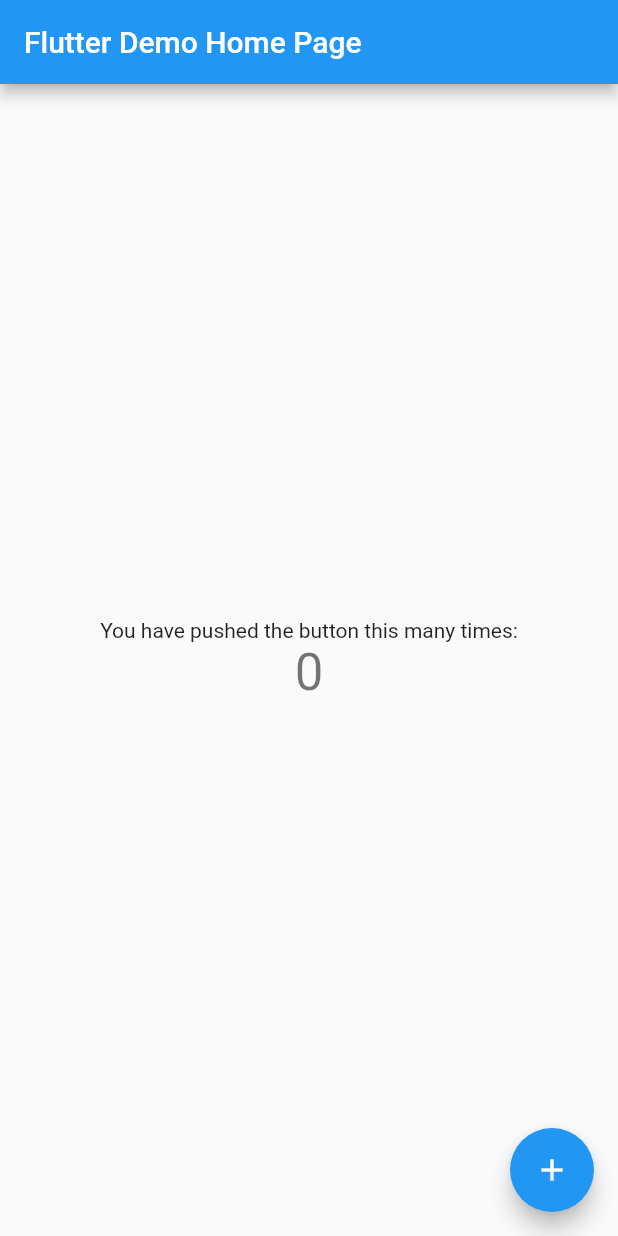
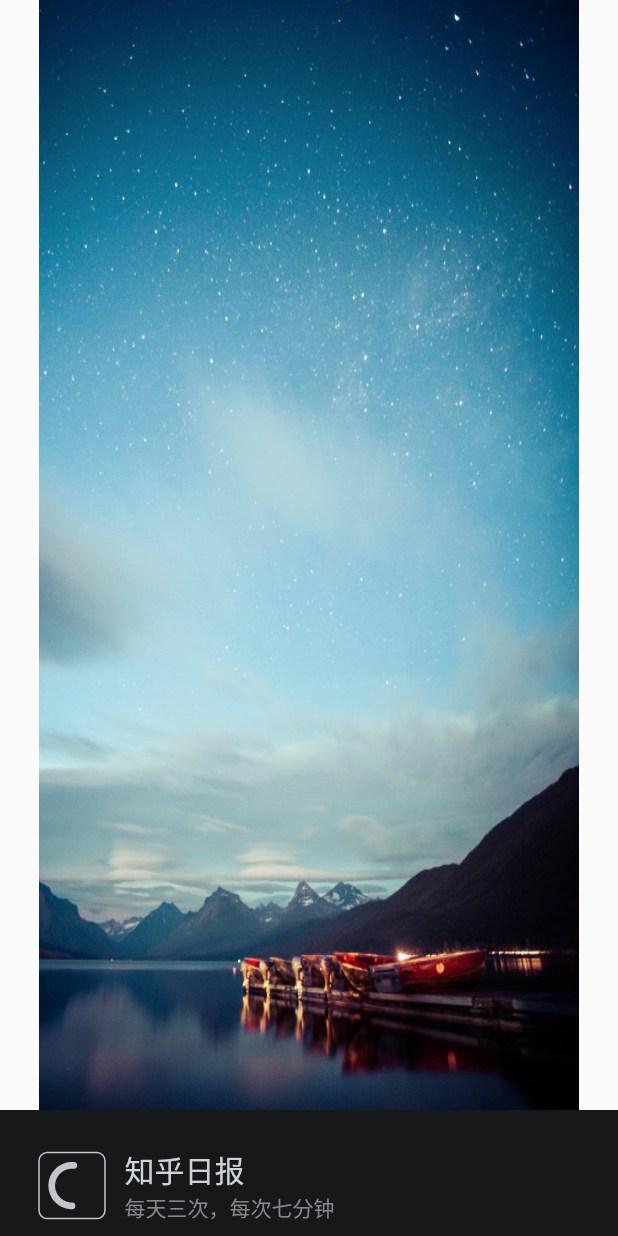
Before and after one commit to zh8637688/Flutter-Example, a Flutter app: the first screen one second after launch, on a phone screen of 412 x 824 dp. Run offline on Flutter 3.47's test engine with Material 2 defaults, Android fonts, the phone set to English and light mode, and no system bars; our stand-ins replace shared_preferences.

Commit message:
知乎日报：Splash

```diff
--- /dev/null
+++ b/zhihu_daily/lib/constants/pages.dart
@@ -0,0 +1,4 @@
+class Pages {
+  static const String splash = '/splash';
+  static const String home = '/home';
+}
--- a/zhihu_daily/lib/main.dart
+++ b/zhihu_daily/lib/main.dart
@@ -1,109 +1,16 @@
 import 'package:flutter/material.dart';
+import 'constants/pages.dart';
+import 'pages/splash.dart';
+import 'pages/home.dart';
 
-void main() => runApp(new MyApp());
-
-class MyApp extends StatelessWidget {
-  // This widget is the root of your application.
-  @override
-  Widget build(BuildContext context) {
-    return new MaterialApp(
-      title: 'Flutter Demo',
-      theme: new ThemeData(
-        // This is the theme of your application.
-        //
-        // Try running your application with "flutter run". You'll see the
-        // application has a blue toolbar. Then, without quitting the app, try
-        // changing the primarySwatch below to Colors.green and then invoke
-        // "hot reload" (press "r" in the console where you ran "flutter run",
-        // or press Run > Flutter Hot Reload in IntelliJ). Notice that the
-        // counter didn't reset back to zero; the application is not restarted.
-        primarySwatch: Colors.blue,
-      ),
-      home: new MyHomePage(title: 'Flutter Demo Home Page'),
-    );
-  }
+void main() {
+  runApp(new MaterialApp(
+    home: new Scaffold(
+      body: new PageSplash(),
+    ),
+    routes: <String, WidgetBuilder>{
+      Pages.splash: (BuildContext context) => new PageSplash(),
+      Pages.home: (BuildContext context) => new PageHome()
+    },
+  ));
 }
-
-class MyHomePage extends StatefulWidget {
-  MyHomePage({Key key, this.title}) : super(key: key);
-
-  // This widget is the home page of your application. It is stateful, meaning
-  // that it has a State object (defined below) that contains fields that affect
-  // how it looks.
-
-  // This class is the configuration for the state. It holds the values (in this
-  // case the title) provided by the parent (in this case the App widget) and
-  // used by the build method of the State. Fields in a Widget subclass are
-  // always marked "final".
-
-  final String title;
-
-  @override
-  _MyHomePageState createState() => new _MyHomePageState();
-}
-
-class _MyHomePageState extends State<MyHomePage> {
-  int _counter = 0;
-
-  void _incrementCounter() {
-    setState(() {
-      // This call to setState tells the Flutter framework that something has
-      // changed in this State, which causes it to rerun the build method below
-      // so that the display can reflect the updated values. If we changed
-      // _counter without calling setState(), then the build method would not be
-      // called again, and so nothing would appear to happen.
-      _counter++;
-    });
-  }
-
-  @override
-  Widget build(BuildContext context) {
-    // This method is rerun every time setState is called, for instance as done
-    // by the _incrementCounter method above.
-    //
-    // The Flutter framework has been optimized to make rerunning build methods
-    // fast, so that you can just rebuild anything that needs updating rather
-    // than having to individually change instances of widgets.
-    return new Scaffold(
-      appBar: new AppBar(
-        // Here we take the value from the MyHomePage object that was created by
-        // the App.build method, and use it to set our appbar title.
-        title: new Text(widget.title),
-      ),
-      body: new Center(
-        // Center is a layout widget. It takes a single child and positions it
-        // in the middle of the parent.
-        child: new Column(
-          // Column is also layout widget. It takes a list of children and
-          // arranges them vertically. By default, it sizes itself to fit its
-          // children horizontally, and tries to be as tall as its parent.
-          //
-          // Invoke "debug paint" (press "p" in the console where you ran
-          // "flutter run", or select "Toggle Debug Paint" from the Flutter tool
-          // window in IntelliJ) to see the wireframe for each widget.
-          //
-          // Column has various properties to control how it sizes itself and
-          // how it positions its children. Here we use mainAxisAlignment to
-          // center the children vertically; the main axis here is the vertical
-          // axis because Columns are vertical (the cross axis would be
-          // horizontal).
-          mainAxisAlignment: MainAxisAlignment.center,
-          children: <Widget>[
-            new Text(
-              'You have pushed the button this many times:',
-            ),
-            new Text(
-              '$_counter',
-              style: Theme.of(context).textTheme.display1,
-            ),
-          ],
-        ),
-      ),
-      floatingActionButton: new FloatingActionButton(
-        onPressed: _incrementCounter,
-        tooltip: 'Increment',
-        child: new Icon(Icons.add),
-      ), // This trailing comma makes auto-formatting nicer for build methods.
-    );
-  }
-}
--- /dev/null
+++ b/zhihu_daily/lib/pages/splash.dart
@@ -0,0 +1,127 @@
+import 'dart:async';
+import 'package:flutter/material.dart';
+import '../pages/home.dart';
+import '../widgets/animatedLogo.dart';
+
+class PageSplash extends StatefulWidget {
+  @override
+  State<StatefulWidget> createState() {
+    return new _PageState();
+  }
+}
+
+class _PageState extends State<PageSplash> with SingleTickerProviderStateMixin {
+  Animation<double> animation;
+  AnimationController controller;
+
+  @override
+  void initState() {
+    super.initState();
+    controller = new AnimationController(
+        duration: const Duration(milliseconds: 1000), vsync: this);
+    animation = new Tween(begin: 84.0, end: 0.0).animate(controller)
+      ..addListener(() {
+        setState(() {});
+      });
+    controller.forward();
+  }
+
+  @override
+  Widget build(BuildContext context) {
+    return new Column(
+      children: <Widget>[
+        new Expanded(child: _buildBackgroundImage()),
+        new Container(
+          height: 84.0,
+          color: new Color(0xff17181a),
+          child: _buildLogoAndSlogan(context),
+        )
+      ],
+    );
+  }
+
+  @override
+  void dispose() {
+    controller.dispose();
+    super.dispose();
+  }
+
+  Widget _buildBackgroundImage() {
+    return Image.asset(
+      'res/images/splash.png',
+      fit: BoxFit.fill,
+      width: 360.0,
+    );
+  }
+
+  Widget _buildLogoAndSlogan(BuildContext context) {
+    return new Container(
+      padding: EdgeInsets.only(top: animation.value),
+      child: new Row(
+        children: <Widget>[
+          _buildLogo(context),
+          _buildSlogan()
+        ],
+      ),
+    );
+  }
+
+  Widget _buildLogo(BuildContext context) {
+    return new Container(
+      width: 45.0,
+      height: 45.0,
+      margin: EdgeInsets.only(left: 25.5, right: 12.5),
+      child: new AnimatedLogo(callback: (status) {
+        if (status == AnimationStatus.completed) {
+          new Future.delayed(new Duration(milliseconds: 800), () {
+            _openHomePage(context);
+          });
+        }
+      }),
+    );
+  }
+
+  Widget _buildSlogan() {
+    return new Column(
+      mainAxisAlignment: MainAxisAlignment.center,
+      crossAxisAlignment: CrossAxisAlignment.start,
+      children: <Widget>[
+        new Text(
+          '知乎日报',
+          style: new TextStyle(
+            fontSize: 20.0,
+            color: new Color(0xffced2d9),
+          ),
+        ),
+        new Text(
+          '每天三次，每次七分钟',
+          style: new TextStyle(
+            fontSize: 14.0,
+            color: new Color(0xff85888c),
+          ),
+        )
+      ],
+    );
+  }
+
+  _openHomePage(BuildContext context) {
+    Navigator.push(context,
+        new PageRouteBuilder(
+            pageBuilder: (BuildContext context, _, __) {
+              return new PageHome();
+            },
+            transitionsBuilder: (_, Animation<double> animation, __,
+                Widget child) {
+              return new FadeTransition(
+                opacity: animation,
+                child: new RotationTransition(
+                  turns: new Tween<double>(begin: 0.5, end: 1.0).animate(
+                      animation),
+                  child: child,
+                ),
+              );
+            }
+        )
+    );
+  }
+}
--- /dev/null
+++ b/zhihu_daily/lib/widgets/animatedLogo.dart
@@ -0,0 +1,89 @@
+import 'package:flutter/material.dart';
+import 'dart:math';
+
+Color _color = const Color(0xffc2c5cc);
+
+class AnimatedLogo extends StatefulWidget {
+  final AnimationStatusListener callback;
+
+  AnimatedLogo({
+    Key key,
+    this.callback
+  }) : super(key: key);
+
+  @override
+  State<StatefulWidget> createState() {
+    return new _LogoState();
+  }
+}
+
+class _LogoState extends State<AnimatedLogo>
+    with SingleTickerProviderStateMixin {
+  AnimationController controller;
+  Animation<double> animation;
+
+  @override
+  void initState() {
+    super.initState();
+    controller = new AnimationController(
+        duration: const Duration(milliseconds: 1500), vsync: this);
+    Animation curve = new CurvedAnimation(
+        parent: controller, curve: Curves.easeOut);
+    animation = new Tween(begin: 0.0, end: 0.75).animate(curve)
+      ..addListener(() {
+        setState(() {});
+      })
+      ..addStatusListener(widget.callback);
+    controller.forward();
+  }
+
+  @override
+  Widget build(BuildContext context) {
+    return new Container(
+      padding: EdgeInsets.all(8.0),
+      decoration: new BoxDecoration(
+        border: new Border.all(color: _color),
+        borderRadius: new BorderRadius.all(new Radius.circular(6.0)),
+      ),
+      child: new CustomPaint(painter: new _LogoPainter(animation)),
+    );
+  }
+
+  @override
+  void dispose() {
+    super.dispose();
+    if (controller != null) {
+      controller.dispose();
+    }
+  }
+}
+
+class _LogoPainter extends CustomPainter {
+  Animation<double> animation;
+
+  _LogoPainter(this.animation);
+
+  @override
+  void paint(Canvas canvas, Size size) {
+    if (animation != null) {
+      Paint paint = new Paint()
+        ..color = _color
+        ..strokeCap = StrokeCap.round
+        ..strokeWidth = 4.5
+        ..style = PaintingStyle.stroke;
+      int max = (72 * animation.value).toInt();
+      double r = size.width / 2;
+      Path path = new Path();
+      path.moveTo(size.width / 2, size.height);
+      for (int i = 0; i < max; i++) {
+        double radians = (0.5 + i / 36.0) * pi;
+        path.lineTo(r * cos(radians) + r,
+            r * sin(radians) + r);
+      }
+      canvas.drawPath(path, paint);
+    }
+  }
+
+  @override
+  bool shouldRepaint(_LogoPainter other) => true;
+}
--- a/zhihu_daily/pubspec.yaml
+++ b/zhihu_daily/pubspec.yaml
@@ -26,9 +26,8 @@ flutter:
   uses-material-design: true
 
   # To add assets to your application, add an assets section, like this:
-  # assets:
-  #  - images/a_dot_burr.jpeg
-  #  - images/a_dot_ham.jpeg
+  assets:
+    - res/images/splash.png
 
   # An image asset can refer to one or more resolution-specific "variants", see
   # https://flutter.io/assets-and-images/#resolution-aware.
```
Also changed, not shown: zhihu_daily/lib/pages/home.dart (added, +15 -0 lines), zhihu_daily/res/images/splash.png (added), 3 other files.
